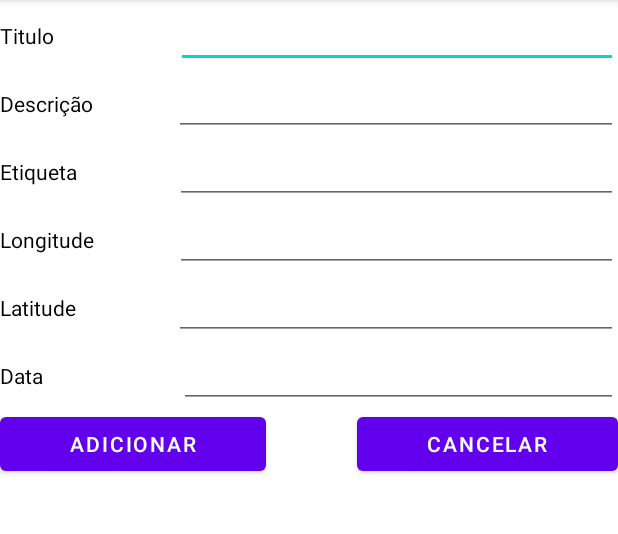
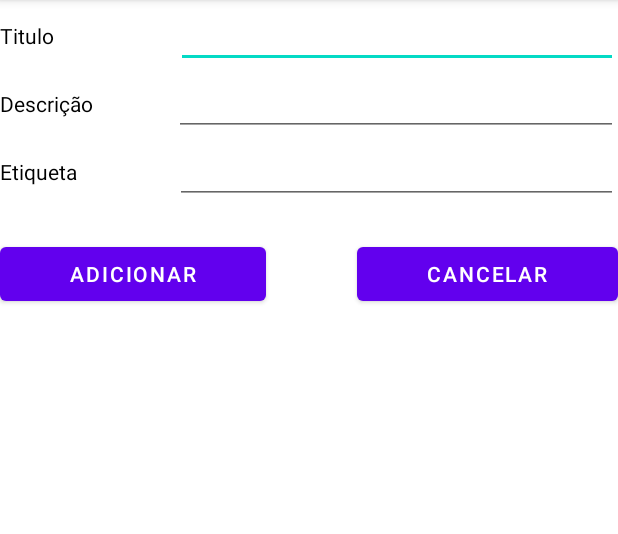
Before and after one commit to jefo3/Trabalho-Final-Mobile, an Android app: the AddDoacao screen opened directly, with no data from a screen before it, on a phone screen of 412 x 824 dp, the part 84-618 px from its top. Run offline under Robolectric (Android 15) with nearby library versions, the phone set to English and light mode, and no system bars.

```diff
--- a/app/build.gradle
+++ b/app/build.gradle
@@ -42,6 +42,7 @@ dependencies {
     implementation 'androidx.lifecycle:lifecycle-livedata-ktx:2.2.0'
     implementation 'androidx.lifecycle:lifecycle-viewmodel-ktx:2.2.0'
     implementation 'com.google.android.gms:play-services-maps:17.0.0'
+    implementation 'com.google.android.gms:play-services-location:16.0.0'
     implementation 'com.google.firebase:firebase-firestore:24.0.1'
     testImplementation 'junit:junit:4.+'
     androidTestImplementation 'androidx.test.ext:junit:1.1.2'
--- a/app/src/main/AndroidManifest.xml
+++ b/app/src/main/AndroidManifest.xml
@@ -10,6 +10,7 @@
     <uses-permission android:name="android.permission.ACCESS_FINE_LOCATION" />
     <uses-permission android:name="android.permission.INTERNET" />
     <uses-permission android:name="android.permission.ACCESS_NETWORK_STATE" />
+    <uses-permission android:name="android.permission-group.LOCATION" />
 
     <application
         android:allowBackup="true"
--- a/app/src/main/java/com/example/Doe/ui/dashboard/AddDoacao.java
+++ b/app/src/main/java/com/example/Doe/ui/dashboard/AddDoacao.java
@@ -1,64 +1,142 @@
 package com.example.Doe.ui.dashboard;
 
+import androidx.annotation.NonNull;
 import androidx.appcompat.app.AppCompatActivity;
+import androidx.core.app.ActivityCompat;
 
+import android.Manifest;
+import android.content.DialogInterface;
 import android.content.Intent;
+import android.content.pm.PackageManager;
+import android.location.Location;
 import android.os.Bundle;
+import android.util.Log;
 import android.view.View;
+import android.widget.Adapter;
+import android.widget.AdapterView;
+import android.widget.ArrayAdapter;
+import android.widget.Spinner;
 import android.widget.TextView;
 
 import com.example.Doe.R;
 import com.example.Doe.constantes.Constantes;
+import com.google.android.gms.common.ConnectionResult;
+import com.google.android.gms.common.GoogleApiAvailability;
+import com.google.android.gms.location.FusedLocationProviderClient;
+import com.google.android.gms.location.LocationServices;
+import com.google.android.gms.tasks.OnFailureListener;
+import com.google.android.gms.tasks.OnSuccessListener;
 
 public class AddDoacao extends AppCompatActivity {
 
     TextView edTitulo;
     TextView edDescricao;
     TextView edEtiqueta;
-    TextView edLongitude;
-    TextView edLatitude;
-    TextView edData;
-
     String idDoacoes;
 
     boolean isEditar = false;
+
+    FusedLocationProviderClient cliente;
+    String longitude;
+    String latitude;
 
     @Override
     protected void onCreate(Bundle savedInstanceState) {
         super.onCreate(savedInstanceState);
         setContentView(R.layout.activity_add_caso);
 
+        cliente = LocationServices.getFusedLocationProviderClient(this);
+
         edTitulo = findViewById(R.id.titulo);
         edDescricao = findViewById(R.id.descricao);
         edEtiqueta = findViewById(R.id.edTextEtiqueta);
-        edLongitude = findViewById(R.id.edTextLongitude);
-        edLatitude = findViewById(R.id.edTextLatitude);
-        edData = findViewById(R.id.edTextDate);
 
-        if(getIntent().getExtras() != null) {
+
+
+        if (getIntent().getExtras() != null) {
 
             String titulo = getIntent().getExtras().get("titulo").toString();
             String descricao = getIntent().getExtras().get("descricao").toString();
             String etiqueta = getIntent().getExtras().get("etiqueta").toString();
-            String longitude = getIntent().getExtras().get("longitude").toString();
-            String latitude = getIntent().getExtras().get("latitude").toString();
-            String data = getIntent().getExtras().get("data").toString();
             idDoacoes = getIntent().getExtras().get("idDoacoes").toString();
 
             edTitulo.setText(titulo);
             edDescricao.setText(descricao);
             edEtiqueta.setText(etiqueta);
-            edLongitude.setText(longitude);
-            edLatitude.setText(latitude);
-            edData.setText(data);
-
-            edLatitude.setEnabled(false);
-            edLongitude.setEnabled(false);
-            edData.setEnabled(false);
 
             isEditar = true;
 
         }
+
+
+    }
+
+    @Override
+    protected void onResume() {
+        super.onResume();
+        int statusCode = GoogleApiAvailability.getInstance().isGooglePlayServicesAvailable(this);
+
+        switch (statusCode) {
+            case ConnectionResult.SERVICE_DISABLED:
+                GoogleApiAvailability.getInstance().getErrorDialog(this, statusCode, 0,
+                        new DialogInterface.OnCancelListener() {
+                            @Override
+                            public void onCancel(DialogInterface dialog) {
+                                finish();
+                            }
+                        }
+                ).show();
+                break;
+            case ConnectionResult.SERVICE_VERSION_UPDATE_REQUIRED:
+                GoogleApiAvailability.getInstance().getErrorDialog(this, statusCode, 0,
+                        new DialogInterface.OnCancelListener() {
+                            @Override
+                            public void onCancel(DialogInterface dialog) {
+                                finish();
+                            }
+                        }
+                ).show();
+                break;
+            case ConnectionResult.SERVICE_MISSING:
+                GoogleApiAvailability.getInstance().getErrorDialog(this, statusCode, 0,
+                        new DialogInterface.OnCancelListener() {
+                            @Override
+                            public void onCancel(DialogInterface dialog) {
+                                finish();
+                            }
+                        }
+                ).show();
+                break;
+        }
+
+        if (ActivityCompat.checkSelfPermission(this, Manifest.permission.ACCESS_FINE_LOCATION) != PackageManager.PERMISSION_GRANTED && ActivityCompat.checkSelfPermission(this, Manifest.permission.ACCESS_COARSE_LOCATION) != PackageManager.PERMISSION_GRANTED) {
+            // TODO: Consider calling
+            //    ActivityCompat#requestPermissions
+            // here to request the missing permissions, and then overriding
+            //   public void onRequestPermissionsResult(int requestCode, String[] permissions,
+            //                                          int[] grantResults)
+            // to handle the case where the user grants the permission. See the documentation
+            // for ActivityCompat#requestPermissions for more details.
+            return;
+        }
+
+        cliente.getLastLocation()
+            .addOnSuccessListener(new OnSuccessListener<Location>(){
+            @Override
+            public void onSuccess(Location location) {
+                longitude = String.valueOf(location.getLongitude());
+                latitude = String.valueOf(location.getLatitude());
+
+
+                Log.d("teste", location.getLatitude() + " " + location.getLongitude());
+            }
+            }).addOnFailureListener(new OnFailureListener() {
+                @Override
+                public void onFailure(@NonNull Exception e) {
+                    Log.d("erro", "erro");
+                }
+            });
+
     }
 
     public void cancelar(View view){
@@ -72,17 +150,12 @@ public class AddDoacao extends AppCompatActivity {
         String titulo = edTitulo.getText().toString();
         String descricao = edDescricao.getText().toString();
         String etiqueta = edEtiqueta.getText().toString();
-        String longitude = edLongitude.getText().toString();
-        String latitude = edLatitude.getText().toString();
-        String data = edData.getText().toString();
 
         intent.putExtra("titulo", titulo);
         intent.putExtra("descricao", descricao);
         intent.putExtra("etiqueta", etiqueta);
         intent.putExtra("longitude", longitude);
         intent.putExtra("latitude", latitude);
-        intent.putExtra("data", data);
-
 
         if(isEditar){
             intent.putExtra("idDoacoes", idDoacoes);
--- a/app/src/main/java/com/example/Doe/ui/dashboard/DashboardFragment.java
+++ b/app/src/main/java/com/example/Doe/ui/dashboard/DashboardFragment.java
@@ -21,7 +21,6 @@ import com.example.Doe.adapter.AdapterItem;
 import com.example.Doe.constantes.Constantes;
 import com.example.Doe.R;
 import com.example.Doe.models.Doacao;
-import com.example.Doe.models.RepositorioDoacaoes;
 import com.google.android.gms.tasks.OnCompleteListener;
 import com.google.android.gms.tasks.OnFailureListener;
 import com.google.android.gms.tasks.OnSuccessListener;
@@ -121,7 +120,6 @@ public class DashboardFragment extends Fragment {
         telaAddCaso.putExtra("descricao", doacoesList.get(selected).getDescricao());
         telaAddCaso.putExtra("etiqueta", doacoesList.get(selected).getEtiqueta());
         telaAddCaso.putExtra("idDoacoes", doacoesList.get(selected).getIdDoacao());
-        telaAddCaso.putExtra("data", doacoesList.get(selected).getData());
         telaAddCaso.putExtra("longitude", doacoesList.get(selected).getLongitude());
         telaAddCaso.putExtra("latitude", doacoesList.get(selected).getLatitude());
 
@@ -180,9 +178,9 @@ public class DashboardFragment extends Fragment {
             String etiqueta = data.getExtras().get("etiqueta").toString();
             String longitude = data.getExtras().get("longitude").toString();
             String latitude = data.getExtras().get("latitude").toString();
-            String date = data.getExtras().get("data").toString();
 
-            Doacao doacoes = new Doacao(titulo, descricao, etiqueta, longitude, latitude, date, mAuth.getUid());
+
+            Doacao doacoes = new Doacao(titulo, descricao, etiqueta, longitude, latitude, mAuth.getUid());
 
             doacoesList.add(doacoes);
 
--- a/app/src/main/res/layout/activity_add_caso.xml
+++ b/app/src/main/res/layout/activity_add_caso.xml
@@ -62,7 +62,7 @@
 
             <LinearLayout
                 android:layout_width="match_parent"
-                android:layout_height="match_parent"
+                android:layout_height="68dp"
                 android:orientation="horizontal">
 
                 <TextView
@@ -82,70 +82,6 @@
 
             </LinearLayout>
 
-            <LinearLayout
-                android:layout_width="match_parent"
-                android:layout_height="match_parent"
-                android:orientation="horizontal">
-
-                <TextView
-                    android:layout_width="35dp"
-                    android:layout_height="wrap_content"
-                    android:layout_weight="1"
-                    android:text="Longitude"
-                    android:textColor="#000000" />
-
-                <EditText
-                    android:id="@+id/edTextLongitude"
-                    android:layout_width="wrap_content"
-                    android:layout_height="wrap_content"
-                    android:layout_weight="1"
-                    android:ems="10"
-                    android:inputType="numberDecimal" />
-            </LinearLayout>
-
-            <LinearLayout
-                android:layout_width="match_parent"
-                android:layout_height="match_parent"
-                android:orientation="horizontal">
-
-                <TextView
-                    android:id="@+id/textView13"
-                    android:layout_width="34dp"
-                    android:layout_height="wrap_content"
-                    android:layout_weight="1"
-                    android:text="Latitude"
-                    android:textColor="#000000" />
-
-                <EditText
-                    android:id="@+id/edTextLatitude"
-                    android:layout_width="wrap_content"
-                    android:layout_height="wrap_content"
-                    android:layout_weight="1"
-                    android:ems="10"
-                    android:inputType="numberDecimal" />
-            </LinearLayout>
-
-            <LinearLayout
-                android:layout_width="match_parent"
-                android:layout_height="match_parent"
-                android:orientation="horizontal">
-
-                <TextView
-                    android:layout_width="40dp"
-                    android:layout_height="wrap_content"
-                    android:layout_weight="1"
-                    android:text="Data"
-                    android:textColor="#000000" />
-
-                <EditText
-                    android:id="@+id/edTextDate"
-                    android:layout_width="wrap_content"
-                    android:layout_height="wrap_content"
-                    android:layout_weight="1"
-                    android:ems="10"
-                    android:inputType="date" />
-
-            </LinearLayout>
         </LinearLayout>
 
         <LinearLayout
```
Also changed, not shown: app/src/main/java/com/example/Doe/models/Doacao.java (+1 -8 lines).
